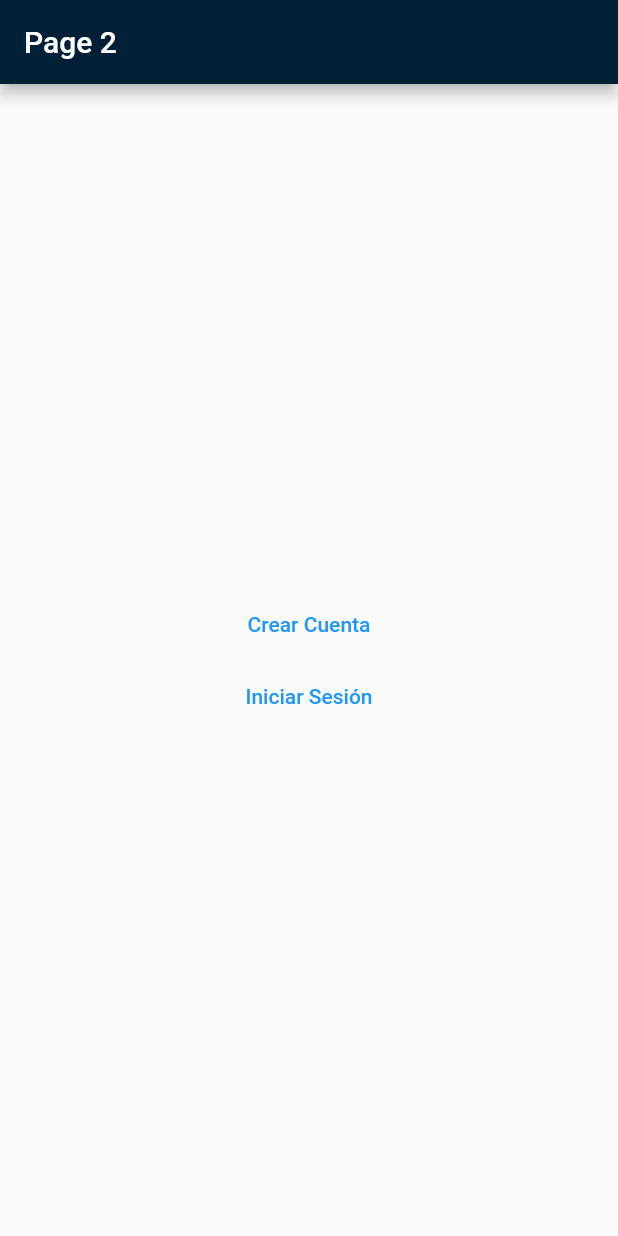
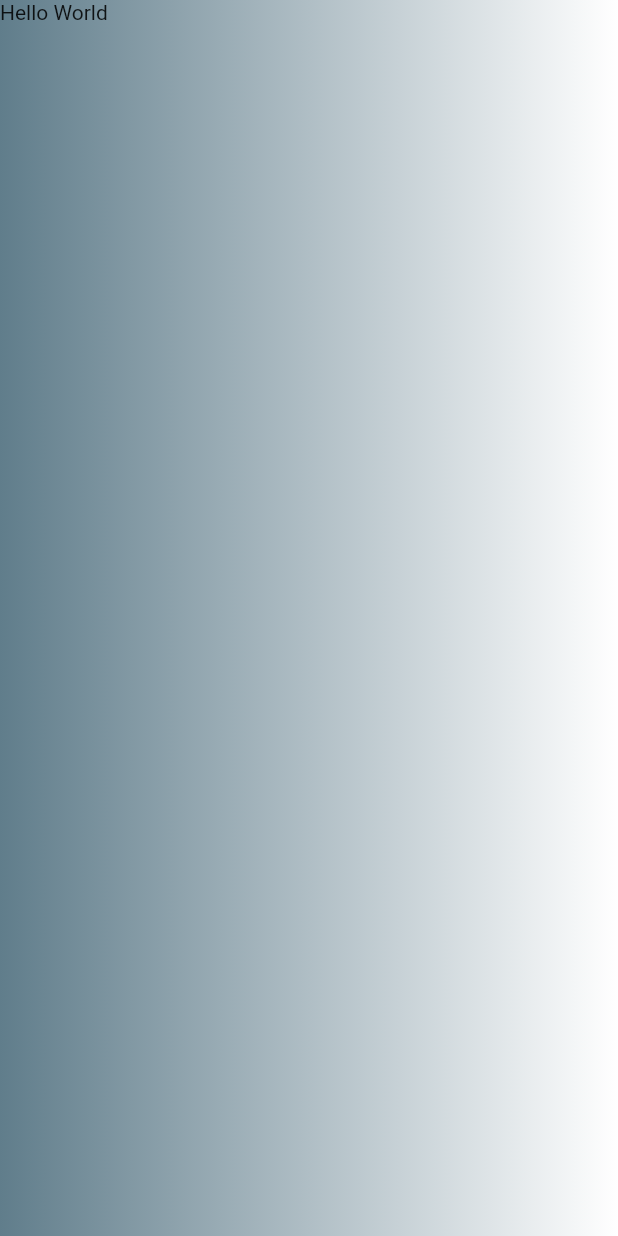
Before and after one commit to joshsp94/Tarea-1, a Flutter app: the screen it shows after launch, on a phone screen of 412 x 824 dp. Run offline on Flutter 3.47's test engine with Material 2 defaults, Android fonts, the phone set to English and light mode, and no system bars.

Commit message:
actualización

```diff
--- a/lib/Backweather.dart
+++ b/lib/Backweather.dart
@@ -14,7 +14,7 @@ class BackWheater extends StatelessWidget {
               width: MediaQuery.of(context).size.width,
               height: 350.0,
               color: Colors.black54,
-              child: ScrollScreen(),
+              //child: ScrollScreen(),
             ))
       ],
     );
--- a/lib/home.dart
+++ b/lib/home.dart
@@ -1,37 +1,30 @@
 import 'package:flutter/material.dart';
-import 'package:ventana_1/header.dart';
-import 'package:ventana_1/routes.dart';
+
+import 'Backweather.dart';
 
 void main() => runApp(const Home());
 
 class Home extends StatelessWidget {
   const Home({super.key});
-  static String id = 'login';
 
   @override
   Widget build(BuildContext context) {
     return MaterialApp(
       debugShowCheckedModeBanner: false,
       title: 'Material App',
-      routes: routes,
       home: Scaffold(
-        appBar: AppBar(
-          title: const Text('Page 2'),
-          backgroundColor: const Color.fromARGB(255, 1, 32, 53),
-        ),
-        body: Center(
-            child: Column(
-          mainAxisAlignment: MainAxisAlignment.center,
-          crossAxisAlignment: CrossAxisAlignment.center,
-          children: [
-            TextButton(onPressed: () {}, child: const Text('Crear Cuenta')),
-            TextButton(
-                onPressed: () {
-                  Navigator.pushNamed(context, 'LoginPage');
-                },
-                child: const Text('Iniciar Sesión'))
-          ],
-        )),
+        body: Stack(
+            // ignore: prefer_const_literals_to_create_immutables
+            children: <Widget>[
+              Container(
+                width: double.infinity,
+                decoration: BoxDecoration(
+                    gradient: LinearGradient(
+                  colors: [Colors.blueGrey, Colors.white],
+                )),
+              ),
+              const Text('Hello World'),
+            ]),
       ),
     );
   }
```
Also changed, not shown: lib/widget/inputtext.dart (+9 -6 lines), lib/widget/login_form.dart (+9 -2 lines), assets/imagenes/Logo.png (added).
